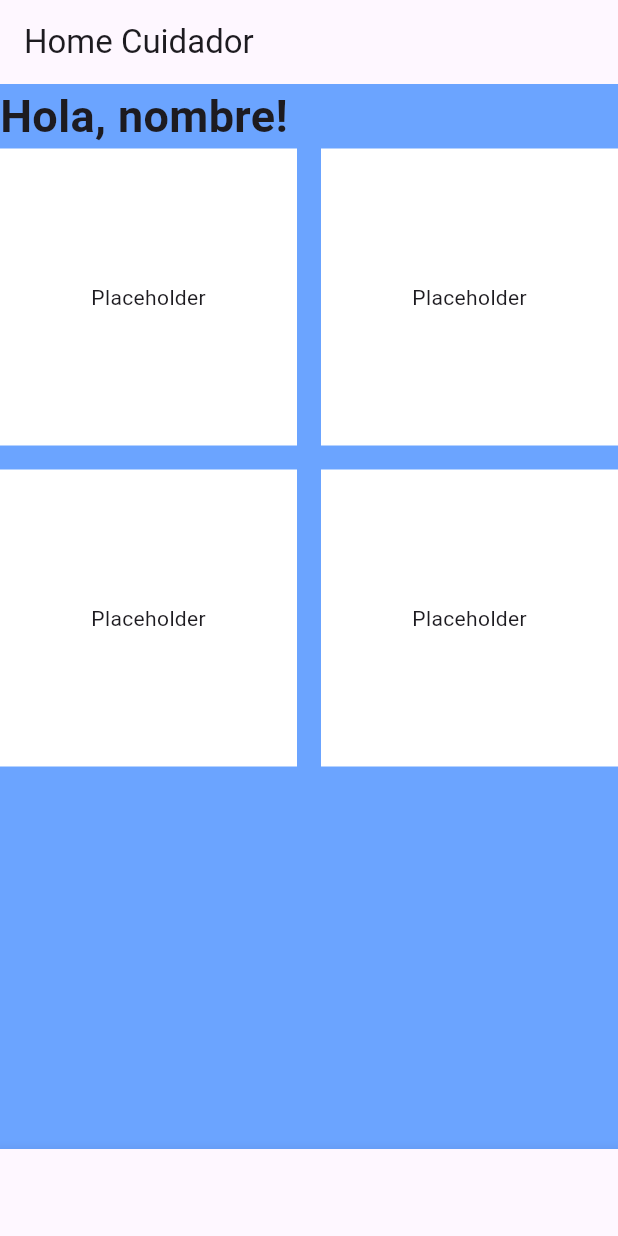
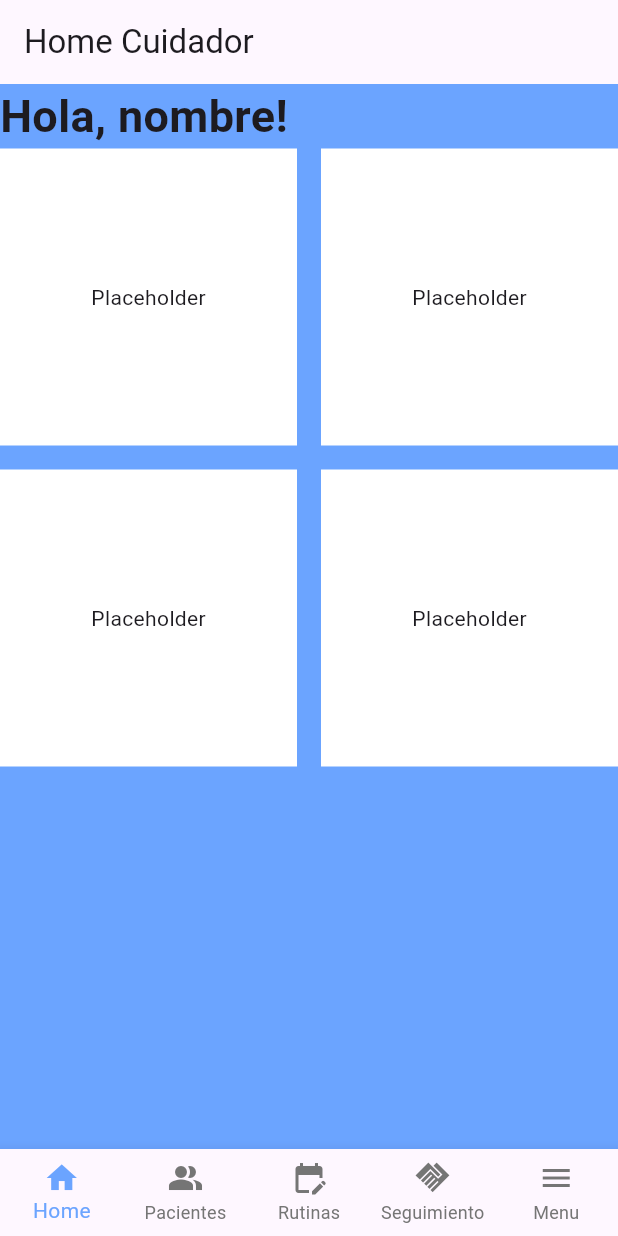
Before and after one commit to mafedev/tfg-frontend, a Flutter app: the Navbar screen opened directly, on a phone screen of 412 x 824 dp. Run offline on Flutter 3.47's test engine with Material 3 defaults, Android fonts, the phone set to English and light mode, and no system bars.

Commit message:
fix(navbar): update icon colors for better visibility
- Changed icon colors for selected and unselected states
- Previous all-white icons caused issues with visibility and white bottom navbar

```diff
--- a/lib/features/navigation/navbar.dart
+++ b/lib/features/navigation/navbar.dart
@@ -1,4 +1,5 @@
 import 'package:flutter/material.dart';
+import 'package:tfg_frontend/core/app_colors.dart'; // añadimos colores de la app
 import 'package:tfg_frontend/features/caregiver/caregiver_follow_up_screen.dart';
 import 'package:tfg_frontend/features/caregiver/caregiver_home_screen.dart';
 import 'package:tfg_frontend/features/caregiver/caregiver_patients_screen.dart';
@@ -28,6 +29,10 @@ class _NavbarState extends State<Navbar> {
     return Scaffold(
       body: _pages[_currentPage],
       bottomNavigationBar: BottomNavigationBar(
+        type: BottomNavigationBarType.fixed, // asegura que los colores se apliquen correctamente
+        selectedItemColor: AppColors.primary, // color para cuando está seleccionado
+        unselectedItemColor: Colors.grey[600], // si no está seleccionado
+        showUnselectedLabels: true,
         currentIndex: _currentPage,
         onTap: (index) {
           setState(() {
```
